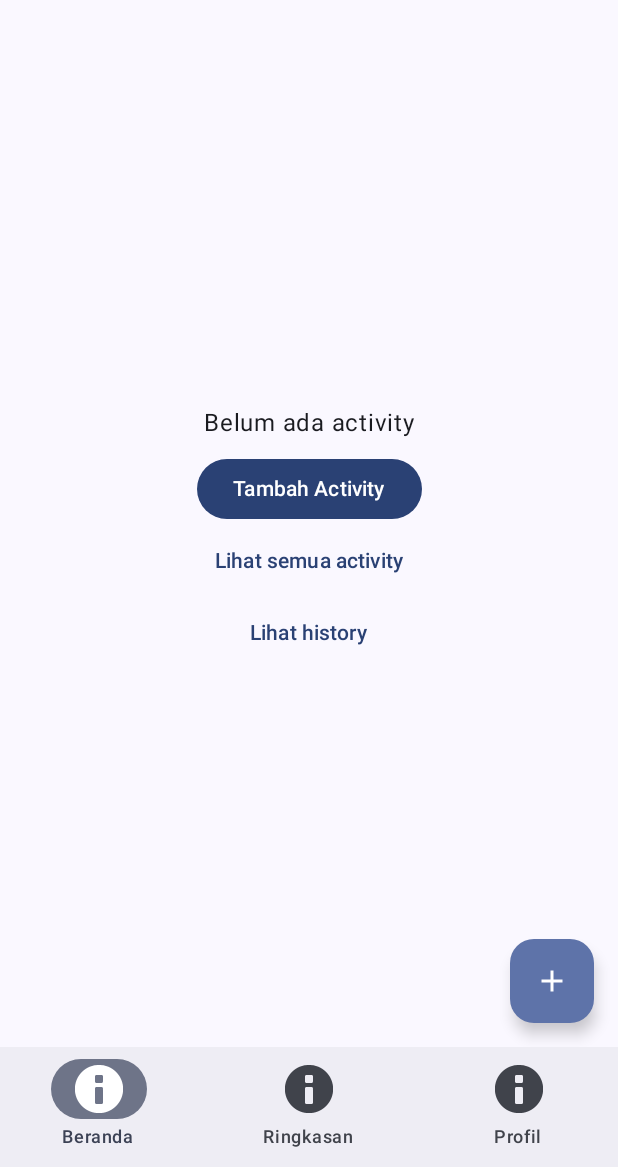
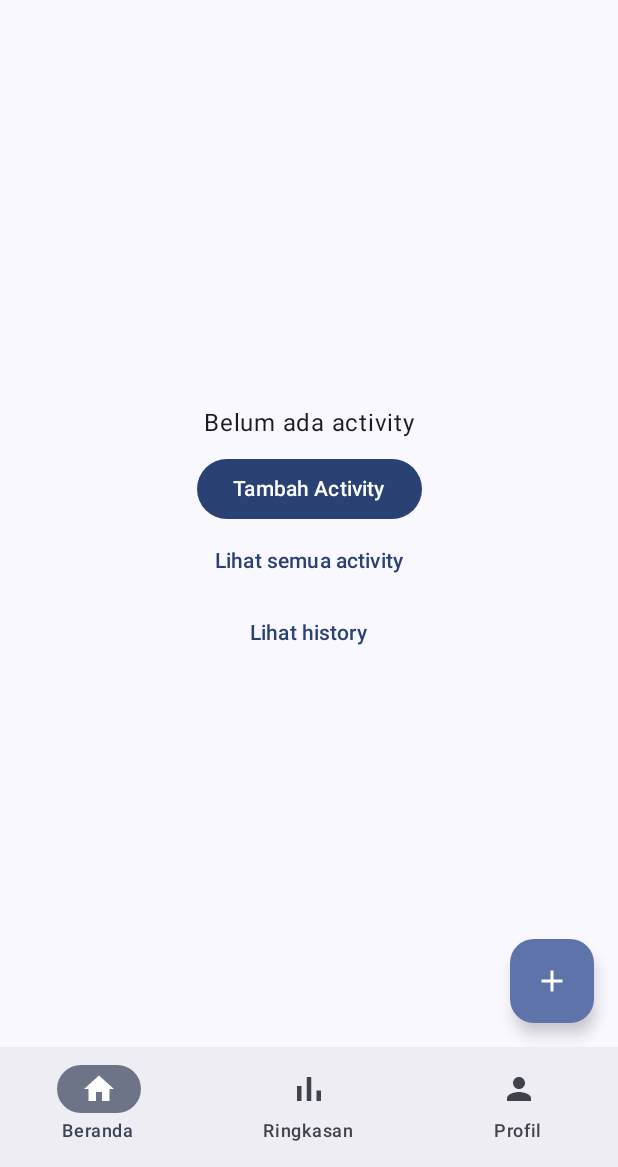
Before and after one commit to ahmadsiddiq-lang/MyHabbit, an Android app built with Jetpack Compose: the screen it shows after launch (MainActivity), on a phone screen of 412 x 824 dp, the part 69-1236 px from its top. Run offline under Robolectric (Android 15) with nearby library versions, the phone set to English and light mode, and no system bars; our stand-ins replace Dagger/Hilt's generated code, Room's generated code.

Commit message:
feat: add bottom navigation icons for dashboard, summary, and profile

```diff
--- a/app/src/main/java/com/myhabbit/app/presentation/navigation/AppNavigation.kt
+++ b/app/src/main/java/com/myhabbit/app/presentation/navigation/AppNavigation.kt
@@ -18,6 +18,7 @@ import androidx.navigation.compose.composable
 import androidx.navigation.compose.currentBackStackEntryAsState
 import androidx.navigation.compose.rememberNavController
 import androidx.navigation.navArgument
+import com.myhabbit.app.R
 import com.myhabbit.app.presentation.activity.ActivityFormScreen
 import com.myhabbit.app.presentation.activity.ActivityListScreen
 import com.myhabbit.app.presentation.dashboard.DashboardScreen
@@ -25,16 +26,21 @@ import com.myhabbit.app.presentation.history.HistoryScreen
 import com.myhabbit.app.presentation.profile.ProfileScreen
 import com.myhabbit.app.presentation.summary.SummaryScreen
 
-private const val ICON_PLACEHOLDER = android.R.drawable.ic_dialog_info
+/** Item bottom nav — icon vector sesuai fungsi tiap tab. */
+private data class BottomNavItem(
+    val screen: Screen,
+    val label: String,
+    val iconRes: Int
+)
 
 @Composable
 fun AppNavigation() {
     val navController = rememberNavController()
 
     val items = listOf(
-        Screen.Dashboard to "Beranda",
-        Screen.Summary to "Ringkasan",
-        Screen.Profile to "Profil"
+        BottomNavItem(Screen.Dashboard, "Beranda", R.drawable.ic_nav_dashboard),
+        BottomNavItem(Screen.Summary, "Ringkasan", R.drawable.ic_nav_summary),
+        BottomNavItem(Screen.Profile, "Profil", R.drawable.ic_nav_profile)
     )
 
     Scaffold(
@@ -42,16 +48,19 @@ fun AppNavigation() {
             NavigationBar {
                 val navBackStackEntry by navController.currentBackStackEntryAsState()
                 val currentDestination = navBackStackEntry?.destination
-                items.forEach { (screen, label) ->
+                items.forEach { item ->
                     NavigationBarItem(
                         icon = {
-                            Icon(painterResource(ICON_PLACEHOLDER), contentDescription = label)
+                            Icon(
+                                painterResource(item.iconRes),
+                                contentDescription = item.label
+                            )
                         },
-                        label = { Text(label) },
+                        label = { Text(item.label) },
                         selected =
-                            currentDestination?.hierarchy?.any { it.route == screen.route } == true,
+                            currentDestination?.hierarchy?.any { it.route == item.screen.route } == true,
                         onClick = {
-                            navController.navigate(screen.route) {
+                            navController.navigate(item.screen.route) {
                                 popUpTo(navController.graph.findStartDestination().id) {
                                     saveState = true
                                 }
--- /dev/null
+++ b/app/src/main/res/drawable/ic_nav_dashboard.xml
@@ -0,0 +1,9 @@
+<vector xmlns:android="http://schemas.android.com/apk/res/android"
+    android:width="24dp"
+    android:height="24dp"
+    android:viewportWidth="24"
+    android:viewportHeight="24">
+    <path
+        android:fillColor="@android:color/white"
+        android:pathData="M10,20v-6h4v6h5v-8h3L12,3 2,12h3v8z" />
+</vector>
--- /dev/null
+++ b/app/src/main/res/drawable/ic_nav_profile.xml
@@ -0,0 +1,9 @@
+<vector xmlns:android="http://schemas.android.com/apk/res/android"
+    android:width="24dp"
+    android:height="24dp"
+    android:viewportWidth="24"
+    android:viewportHeight="24">
+    <path
+        android:fillColor="@android:color/white"
+        android:pathData="M12,12c2.21,0 4,-1.79 4,-4s-1.79,-4 -4,-4 -4,1.79 -4,4 1.79,4 4,4zM12,14c-2.67,0 -8,1.34 -8,4v2h16v-2c0,-2.66 -5.33,-4 -8,-4z" />
+</vector>
--- /dev/null
+++ b/app/src/main/res/drawable/ic_nav_summary.xml
@@ -0,0 +1,9 @@
+<vector xmlns:android="http://schemas.android.com/apk/res/android"
+    android:width="24dp"
+    android:height="24dp"
+    android:viewportWidth="24"
+    android:viewportHeight="24">
+    <path
+        android:fillColor="@android:color/white"
+        android:pathData="M4,10h3v10h-3zM10.5,4h3v16h-3zM17,13h3v7h-3z" />
+</vector>
```
